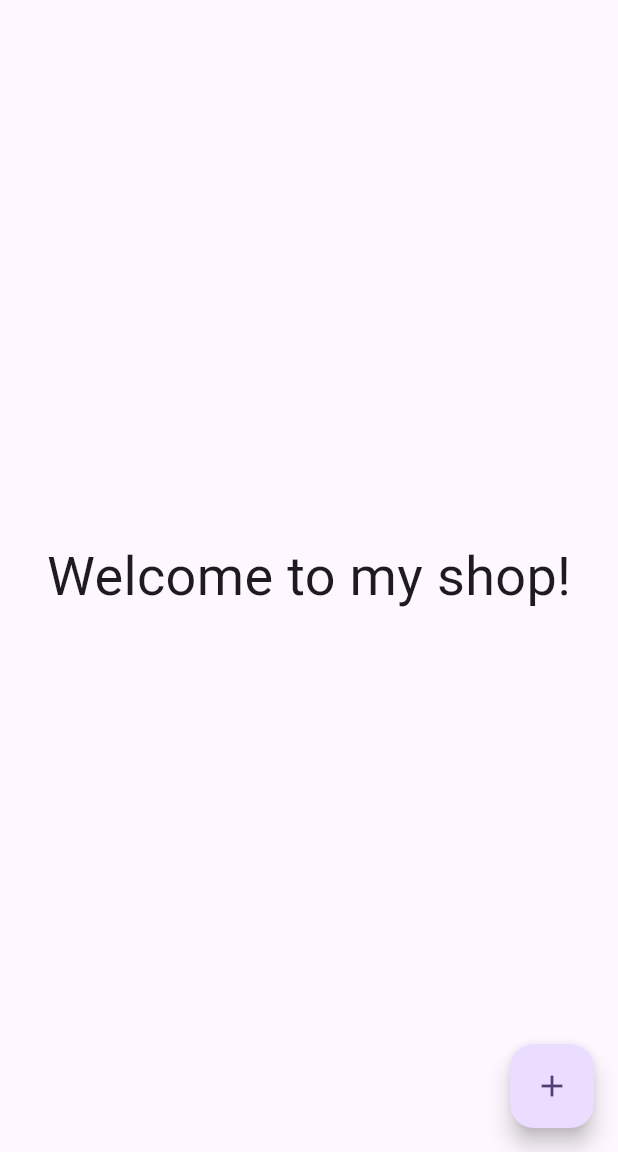
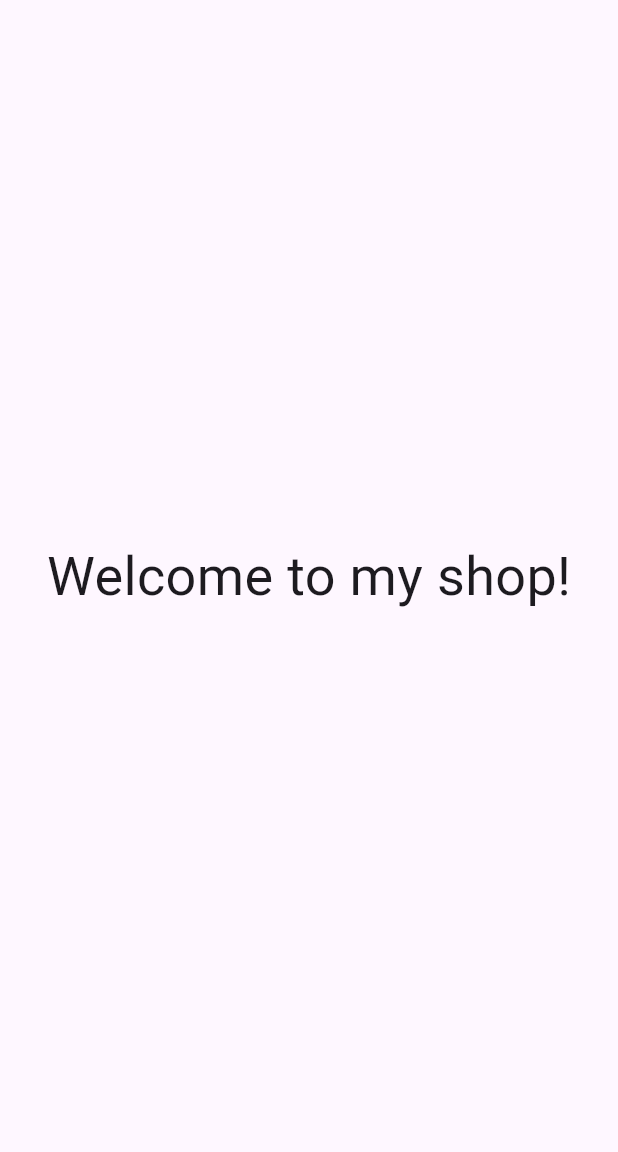
Before and after one commit to Matthew-Jenkins2006/sandwich_shop, a Flutter app: the screen it shows after launch, on a phone screen of 412 x 824 dp, the part 84-1236 px from its top. Run offline on Flutter 3.47's test engine with Material 3 defaults, Android fonts, the phone set to English and light mode, and no system bars.

Commit message:
Change remove button

```diff
--- a/sandwich_shop/lib/main.dart
+++ b/sandwich_shop/lib/main.dart
@@ -55,17 +55,6 @@ class MyHomePage extends StatefulWidget {
 
 class _MyHomePageState extends State<MyHomePage> {
 
-  void _incrementCounter() {
-    setState(() {
-      // This call to setState tells the Flutter framework that something has
-      // changed in this State, which causes it to rerun the build method below
-      // so that the display can reflect the updated values. If we changed
-      // _counter without calling setState(), then the build method would not be
-      // called again, and so nothing would appear to happen.
-      _counter++;
-    });
-  }
-
   @override
   Widget build(BuildContext context) {
     // This method is rerun every time setState is called, for instance as done
@@ -110,11 +99,6 @@ class _MyHomePageState extends State<MyHomePage> {
           ],
         ),
       ),
-      floatingActionButton: FloatingActionButton(
-        onPressed: _incrementCounter,
-        tooltip: 'Increment',
-        child: const Icon(Icons.add),
-      ), // This trailing comma makes auto-formatting nicer for build methods.
     );
   }
 }
```
